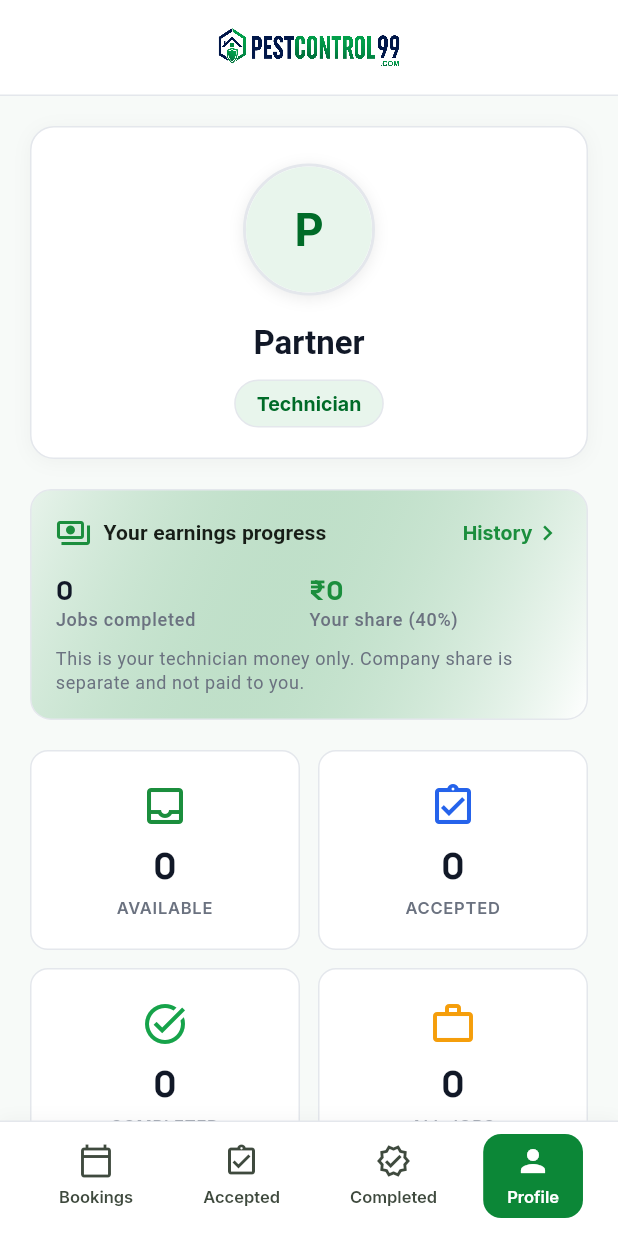
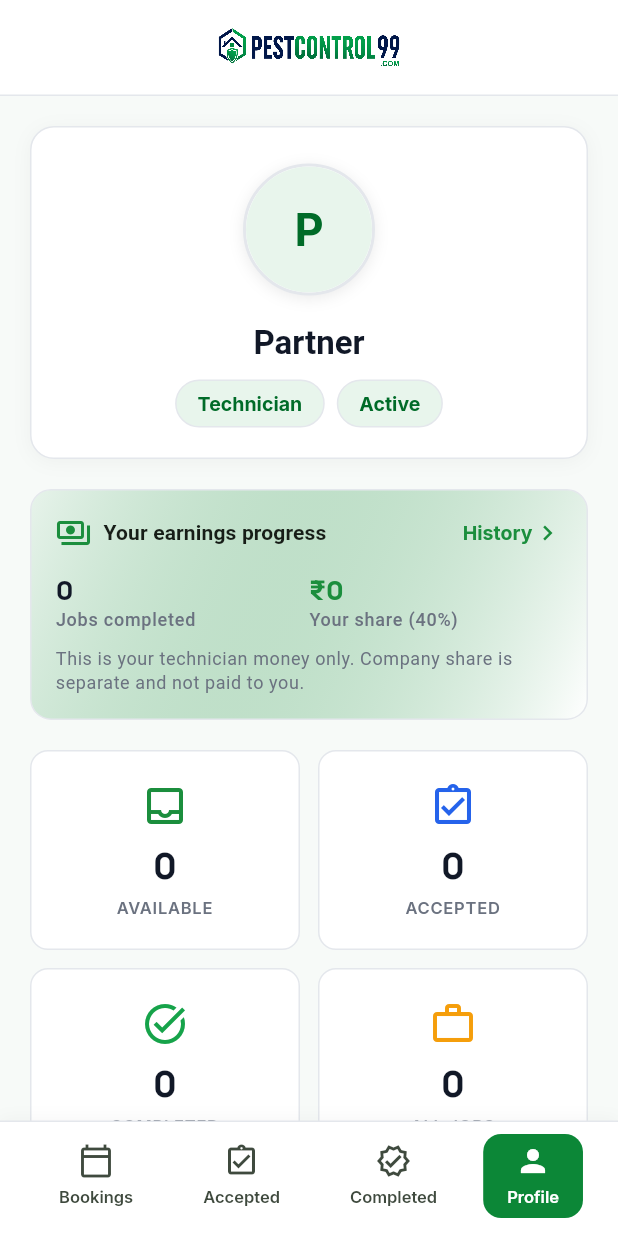
Before and after one commit to Adnanshaikh40605/pest-99-partner-app, a Flutter app: the CompletedScreen screen opened by its route, after a tap on an icon or button, on a phone screen of 412 x 824 dp. Run offline on Flutter 3.47's test engine with Material 3 defaults, Android fonts, the phone set to English and light mode, and no system bars; our stand-ins replace connectivity_plus, dio, firebase_core, firebase_messaging, flutter_local_notifications, flutter_native_splash and 6 more; missing offline and left inert: in_app_update; accounts and stored records are empty; network calls fail; statements that could not run were skipped.

Commit message:
Follow the three-status presence model in the app
The CRM desk now sets one of Active / On Leave / Suspended, and the app
was still built around the old presence values it used to write itself.

- Presence is read-only. `setPresence` is gone; the endpoint answers 403
  now, and leave is requested through the existing leave-request flow
  rather than by writing the status.
- On leave gets its own banner and empty-state wording. It blocks new
  work exactly like suspension, so the pool comes back empty for both,
  but it is a temporary absence rather than a block and reads that way.
- The profile header shows the status the office set, so a technician
  sees the same label CRM staff see.
- `is_available` and `is_on_leave` are derived when an older backend
  omits them, so the app never treats a blocked technician as ready.
- The reason is only shown separately when the server did not already
  fold it into the message, which was duplicating the text.
- New error copy for the `on_leave` and `presence_read_only` codes.

flutter analyze reports the same 8 pre-existing issues as before these
changes; all 19 tests pass.

Co-authored-by: Cursor <cursoragent@cursor.com>

```diff
--- a/lib/core/user_error.dart
+++ b/lib/core/user_error.dart
@@ -91,6 +91,16 @@ String _apiExceptionMessage(ApiException e) {
         ? e.message
         : 'Your account is suspended. Contact CRM admin.';
   }
+  if (code == 'on_leave') {
+    return e.message.isNotEmpty
+        ? e.message
+        : 'You are marked as on leave, so you cannot take new jobs.';
+  }
+  if (code == 'presence_read_only') {
+    return e.message.isNotEmpty
+        ? e.message
+        : 'Your work status is set by the office.';
+  }
   if (code == 'no_technician_link') {
     return e.message.isNotEmpty
         ? e.message
--- a/lib/features/bookings/bookings_screen.dart
+++ b/lib/features/bookings/bookings_screen.dart
@@ -85,49 +85,17 @@ class _BookingsScreenState extends State<BookingsScreen> {
         100,
       ),
       children: [
-        if (bookings.isSuspended) ...[
-          Container(
-            width: double.infinity,
-            padding: const EdgeInsets.all(14),
-            decoration: BoxDecoration(
-              color: const Color(0xFFFFF1F0),
-              borderRadius: BorderRadius.circular(12),
-              border: Border.all(color: const Color(0xFFFFCCC7)),
-            ),
-            child: Column(
-              crossAxisAlignment: CrossAxisAlignment.start,
-              children: [
-                Text(
-                  'Account suspended',
-                  style: Theme.of(context).textTheme.titleMedium?.copyWith(
-                        color: const Color(0xFFCF1322),
-                        fontWeight: FontWeight.w700,
-                      ),
-                ),
-                const SizedBox(height: 4),
-                Text(
-                  bookings.suspendMessage.isNotEmpty
-                      ? bookings.suspendMessage
-                      : 'New bookings are hidden until CRM reactivates your account.',
-                  style: Theme.of(context).textTheme.bodyMedium?.copyWith(
-                        color: const Color(0xFFA8071A),
-                      ),
-                ),
-                if (bookings.suspendReason.isNotEmpty) ...[
-                  const SizedBox(height: 6),
-                  Text(
-                    'Reason: ${bookings.suspendReason}',
-                    style: Theme.of(context).textTheme.bodySmall?.copyWith(
-                          color: const Color(0xFF820014),
-                        ),
-                  ),
-                ],
-              ],
-            ),
+        // On leave and suspended both hide the pool. Same banner, different
+        // wording and colour, because one is temporary and one is a block.
+        if (bookings.isUnavailable) ...[
+          _UnavailableBanner(
+            onLeave: bookings.isOnLeave,
+            message: bookings.suspendMessage,
+            reason: bookings.suspendReason,
           ),
           const SizedBox(height: AppSpacing.elementGap),
         ],
-        if (bookings.manualAssignOnly && !bookings.isSuspended) ...[
+        if (bookings.manualAssignOnly && !bookings.isUnavailable) ...[
           Container(
             width: double.infinity,
             padding: const EdgeInsets.all(14),
@@ -176,9 +144,11 @@ class _BookingsScreenState extends State<BookingsScreen> {
               child: Text(
                 bookings.isSuspended
                     ? 'No bookings available while suspended'
-                    : bookings.manualAssignOnly
-                        ? 'Nothing assigned to you yet'
-                        : 'No new bookings right now',
+                    : bookings.isOnLeave
+                        ? 'No bookings available while you are on leave'
+                        : bookings.manualAssignOnly
+                            ? 'Nothing assigned to you yet'
+                            : 'No new bookings right now',
               ),
             ),
           )
@@ -204,3 +174,80 @@ class _BookingsScreenState extends State<BookingsScreen> {
     );
   }
 }
+
+/// Explains why the booking pool is empty when the office has marked this
+/// technician on leave or suspended.
+class _UnavailableBanner extends StatelessWidget {
+  const _UnavailableBanner({
+    required this.onLeave,
+    required this.message,
+    required this.reason,
+  });
+
+  final bool onLeave;
+  final String message;
+  final String reason;
+
+  @override
+  Widget build(BuildContext context) {
+    final background = onLeave ? const Color(0xFFFFFBE6) : const Color(0xFFFFF1F0);
+    final border = onLeave ? const Color(0xFFFFE58F) : const Color(0xFFFFCCC7);
+    final title = onLeave ? const Color(0xFFAD6800) : const Color(0xFFCF1322);
+    final body = onLeave ? const Color(0xFF874D00) : const Color(0xFFA8071A);
+    final detail = onLeave ? const Color(0xFF613400) : const Color(0xFF820014);
+
+    final fallback = onLeave
+        ? 'You are marked as on leave, so new bookings are not being sent to you.'
+        : 'New bookings are hidden until CRM reactivates your account.';
+
+    return Container(
+      width: double.infinity,
+      padding: const EdgeInsets.all(14),
+      decoration: BoxDecoration(
+        color: background,
+        borderRadius: BorderRadius.circular(12),
+        border: Border.all(color: border),
+      ),
+      child: Column(
+        crossAxisAlignment: CrossAxisAlignment.start,
+        children: [
+          Text(
+            onLeave ? 'You are on leave' : 'Account suspended',
+            style: Theme.of(context).textTheme.titleMedium?.copyWith(
+                  color: title,
+                  fontWeight: FontWeight.w700,
+                ),
+          ),
+          const SizedBox(height: 4),
+          Text(
+            message.isNotEmpty ? message : fallback,
+            style: Theme.of(context)
+                .textTheme
+                .bodyMedium
+                ?.copyWith(color: body),
+          ),
+          // The server already folds the reason into `message`; show it on its
+          // own only when it did not.
+          if (reason.isNotEmpty && !message.contains(reason)) ...[
+            const SizedBox(height: 6),
+            Text(
+              'Reason: $reason',
+              style: Theme.of(context)
+                  .textTheme
+                  .bodySmall
+                  ?.copyWith(color: detail),
+            ),
+          ],
+          const SizedBox(height: 6),
+          Text(
+            'Your status is set by the office. Contact CRM admin for changes.',
+            style: Theme.of(context)
+                .textTheme
+                .bodySmall
+                ?.copyWith(color: detail),
+          ),
+        ],
+      ),
+    );
+  }
+}
--- a/lib/features/profile/profile_screen.dart
+++ b/lib/features/profile/profile_screen.dart
@@ -4,6 +4,7 @@ import 'package:provider/provider.dart';
 
 import '../../core/theme/app_colors.dart';
 import '../../core/theme/app_spacing.dart';
+import '../../models/partner_earnings.dart';
 import '../../providers/auth_provider.dart';
 import '../../providers/bookings_provider.dart';
 import '../../providers/profile_provider.dart';
@@ -64,12 +65,19 @@ class _ProfileScreenState extends State<ProfileScreen> {
                     role: p?.role ?? 'technician',
                     avatarUrl: profile.avatarUrl,
                     isActive: p?.isActive ?? true,
+                    statusLabel: p?.statusLabel ?? 'Active',
+                    presenceStatus: p?.presence?.presenceStatus,
                     serviceCities: p?.serviceCities ?? const [],
                     baseServices: p?.baseServices ?? const [],
                   ),
-                  if (p?.isSuspended == true) ...[
+                  if (p?.isUnavailable == true) ...[
                     const SizedBox(height: AppSpacing.elementGap),
-                    _SuspendedBanner(reason: p?.presence?.suspendReason ?? ''),
+                    _StatusBanner(
+                      onLeave: p?.isOnLeave == true,
+                      reason: p?.presence?.unavailableReason ??
+                          p?.presence?.suspendReason ??
+                          '',
+                    ),
                   ],
                   const SizedBox(height: AppSpacing.sectionGap),
                   _EarningsProgressCard(
@@ -128,6 +136,8 @@ class _ProfileHeader extends StatelessWidget {
     required this.role,
     this.avatarUrl,
     required this.isActive,
+    this.statusLabel = 'Active',
+    this.presenceStatus,
     this.serviceCities = const [],
     this.baseServices = const [],
   });
@@ -137,8 +147,27 @@ class _ProfileHeader extends StatelessWidget {
   final String role;
   final String? avatarUrl;
   final bool isActive;
+
+  /// "Active" / "On Leave" / "Suspended", as set by the CRM desk.
+  final String statusLabel;
+  final String? presenceStatus;
   final List<String> serviceCities;
   final List<String> baseServices;
+
+  bool get _onLeave => presenceStatus == PartnerPresence.statusOnLeave;
+  bool get _suspended => presenceStatus == PartnerPresence.statusSuspended;
+
+  Color get _statusBackground {
+    if (_suspended) return AppColors.errorContainer;
+    if (_onLeave) return const Color(0xFFFFFBE6);
+    return AppColors.successBg;
+  }
+
+  Color get _statusForeground {
+    if (_suspended) return AppColors.onErrorContainer;
+    if (_onLeave) return const Color(0xFF874D00);
+    return AppColors.primaryDark;
+  }
 
   @override
   Widget build(BuildContext context) {
@@ -239,6 +268,11 @@ class _ProfileHeader extends StatelessWidget {
             ),
           ],
           const SizedBox(height: 12),
+          Wrap(
+            spacing: 8,
+            runSpacing: 8,
+            alignment: WrapAlignment.center,
+            children: [
               Container(
                 padding: const EdgeInsets.symmetric(horizontal: 14, vertical: 6),
                 decoration: BoxDecoration(
@@ -253,6 +287,25 @@ class _ProfileHeader extends StatelessWidget {
                         fontWeight: FontWeight.w700,
                       ),
                 ),
+              ),
+              // Shown for every status, not just the bad ones, so a technician
+              // can always confirm what the office has them set to.
+              Container(
+                padding: const EdgeInsets.symmetric(horizontal: 14, vertical: 6),
+                decoration: BoxDecoration(
+                  color: _statusBackground,
+                  borderRadius: BorderRadius.circular(999),
+                  border: Border.all(color: AppColors.border),
+                ),
+                child: Text(
+                  statusLabel,
+                  style: Theme.of(context).textTheme.labelLarge?.copyWith(
+                        color: _statusForeground,
+                        fontWeight: FontWeight.w700,
+                      ),
+                ),
+              ),
+            ],
           ),
           if (baseServices.isNotEmpty) ...[
             const SizedBox(height: 16),
@@ -542,35 +595,48 @@ class _EarningsProgressCard extends StatelessWidget {
   }
 }
 
-class _SuspendedBanner extends StatelessWidget {
-  const _SuspendedBanner({required this.reason});
+/// Shown when the office has marked this technician on leave or suspended.
+class _StatusBanner extends StatelessWidget {
+  const _StatusBanner({required this.onLeave, required this.reason});
 
+  final bool onLeave;
   final String reason;
 
   @override
   Widget build(BuildContext context) {
+    // Leave is a temporary absence rather than a problem, so it gets a warning
+    // tone instead of the error tone used for suspension.
+    final background =
+        onLeave ? const Color(0xFFFFFBE6) : AppColors.errorContainer;
+    final foreground =
+        onLeave ? const Color(0xFF874D00) : AppColors.onErrorContainer;
+
     return Container(
       width: double.infinity,
       padding: const EdgeInsets.all(AppSpacing.cardPadding),
       decoration: BoxDecoration(
-        color: AppColors.errorContainer,
+        color: background,
         borderRadius: BorderRadius.circular(12),
       ),
       child: Column(
         crossAxisAlignment: CrossAxisAlignment.start,
         children: [
           Text(
-            'Account suspended',
+            onLeave ? 'You are on leave' : 'Account suspended',
             style: Theme.of(context).textTheme.titleSmall?.copyWith(
-                  color: AppColors.onErrorContainer,
+                  color: foreground,
                   fontWeight: FontWeight.w700,
                 ),
           ),
           const SizedBox(height: 4),
           Text(
-            reason.isNotEmpty ? reason : 'Contact CRM admin to reactivate.',
+            reason.isNotEmpty
+                ? reason
+                : onLeave
+                    ? 'New bookings are not being sent to you while you are on leave.'
+                    : 'Contact CRM admin to reactivate.',
             style: Theme.of(context).textTheme.bodyMedium?.copyWith(
-                  color: AppColors.onErrorContainer,
+                  color: foreground,
                 ),
           ),
         ],
--- a/lib/models/partner_earnings.dart
+++ b/lib/models/partner_earnings.dart
@@ -1,28 +1,72 @@
+/// The technician's work status, set by the CRM desk.
+///
+/// The office owns all three values, so the app only ever reads them; there is
+/// no online/offline toggle. `presenceLabel` comes from the server so the
+/// wording always matches what CRM staff see.
 class PartnerPresence {
   PartnerPresence({
     this.presenceStatus,
+    this.presenceLabel = '',
     this.lastActive,
+    this.isAvailable = false,
     this.isSuspended = false,
+    this.isOnLeave = false,
+    this.unavailableReason = '',
     this.suspendReason = '',
     this.technicianLinked = false,
     this.technicianType,
   });
 
+  static const String statusActive = 'active';
+  static const String statusOnLeave = 'on_leave';
+  static const String statusSuspended = 'suspended';
+
   final String? presenceStatus;
+  final String presenceLabel;
   final String? lastActive;
+  final bool isAvailable;
   final bool isSuspended;
+  final bool isOnLeave;
+
+  /// Sentence explaining why work is not reaching them; empty when active.
+  final String unavailableReason;
   final String suspendReason;
   final bool technicianLinked;
   final String? technicianType;
 
-  bool get isOnline => presenceStatus == 'online';
-  bool get isOffline => presenceStatus == 'offline';
+  bool get isActive => presenceStatus == statusActive;
+
+  /// Either on leave or suspended: no new bookings reach this technician.
+  bool get isUnavailable => isSuspended || isOnLeave;
+
+  /// Label to show when the server did not send one (older backend).
+  String get displayLabel {
+    if (presenceLabel.isNotEmpty) return presenceLabel;
+    switch (presenceStatus) {
+      case statusOnLeave:
+        return 'On Leave';
+      case statusSuspended:
+        return 'Suspended';
+      default:
+        return 'Active';
+    }
+  }
 
   factory PartnerPresence.fromJson(Map<String, dynamic> json) {
+    final status = json['presence_status'] as String?;
+    final suspended = json['is_suspended'] == true;
+    final onLeave = json['is_on_leave'] == true || status == statusOnLeave;
     return PartnerPresence(
-      presenceStatus: json['presence_status'] as String?,
+      presenceStatus: status,
+      presenceLabel: (json['presence_label'] as String?) ?? '',
       lastActive: json['last_active'] as String?,
-      isSuspended: json['is_suspended'] == true,
+      // Older backends omit is_available; derive it so the app never treats a
+      // suspended technician as ready for work.
+      isAvailable: json['is_available'] == true ||
+          (json['is_available'] == null && !suspended && !onLeave),
+      isSuspended: suspended,
+      isOnLeave: onLeave,
+      unavailableReason: (json['unavailable_reason'] as String?) ?? '',
       suspendReason: (json['suspend_reason'] as String?) ?? '',
       technicianLinked: json['technician_linked'] == true,
       technicianType: json['technician_type'] as String?,
--- a/lib/models/partner_profile.dart
+++ b/lib/models/partner_profile.dart
@@ -29,6 +29,14 @@ class PartnerProfile {
   final List<String> baseServices;
 
   bool get isSuspended => presence?.isSuspended == true;
+
+  bool get isOnLeave => presence?.isOnLeave == true;
+
+  /// On leave or suspended: no new bookings are being sent to this technician.
+  bool get isUnavailable => presence?.isUnavailable == true;
+
+  /// "Active" / "On Leave" / "Suspended", matching what CRM staff see.
+  String get statusLabel => presence?.displayLabel ?? 'Active';
 
   factory PartnerProfile.fromJson(Map<String, dynamic> json) {
     PartnerPresence? presence;
--- a/lib/providers/bookings_provider.dart
+++ b/lib/providers/bookings_provider.dart
@@ -24,8 +24,15 @@ class BookingsProvider extends ChangeNotifier {
   bool loading = false;
   String? error;
   bool isSuspended = false;
+
+  /// Marked on leave by the office. Blocks new work just like suspension.
+  bool isOnLeave = false;
+  String? presenceStatus;
   String suspendReason = '';
   String suspendMessage = '';
+
+  /// Either on leave or suspended — no new bookings are being sent.
+  bool get isUnavailable => isSuspended || isOnLeave;
 
   /// True for secondary technicians: the office assigns their jobs, so the
   /// New Bookings tab is empty by design rather than because of an error.
@@ -115,6 +122,8 @@ class BookingsProvider extends ChangeNotifier {
       final availableResult = results[1] as AvailableBookingsResult;
       available = _dedupeById(availableResult.bookings);
       isSuspended = availableResult.isSuspended;
+      isOnLeave = availableResult.isOnLeave;
+      presenceStatus = availableResult.presenceStatus;
       suspendReason = availableResult.suspendReason;
       suspendMessage = availableResult.message;
       manualAssignOnly = availableResult.manualAssignOnly;
--- a/lib/services/booking_service.dart
+++ b/lib/services/booking_service.dart
@@ -6,6 +6,8 @@ class AvailableBookingsResult {
   AvailableBookingsResult({
     required this.bookings,
     this.isSuspended = false,
+    this.isOnLeave = false,
+    this.presenceStatus,
     this.suspendReason = '',
     this.message = '',
     this.manualAssignOnly = false,
@@ -13,12 +15,19 @@ class AvailableBookingsResult {
 
   final List<PartnerBooking> bookings;
   final bool isSuspended;
+
+  /// On leave stops work reaching the technician exactly like suspension does,
+  /// so the pool comes back empty for both.
+  final bool isOnLeave;
+  final String? presenceStatus;
   final String suspendReason;
   final String message;
 
   /// Secondary technicians get their work assigned by the office instead of
   /// from the open pool, so an empty list here is normal, not a failure.
   final bool manualAssignOnly;
+
+  bool get isUnavailable => isSuspended || isOnLeave;
 }
 
 class BookingService {
@@ -39,6 +48,8 @@ class BookingService {
           .map((e) => PartnerBooking.fromJson(e as Map<String, dynamic>))
           .toList(),
       isSuspended: data['is_suspended'] == true,
+      isOnLeave: data['is_on_leave'] == true,
+      presenceStatus: data['presence_status'] as String?,
       suspendReason: (data['suspend_reason'] as String?) ?? '',
       message: (data['message'] as String?) ?? '',
       manualAssignOnly: data['manual_assign_only'] == true,
```
Also changed, not shown: lib/services/earnings_service.dart (+3 -8 lines), 1 other file. Lines whose indentation alone changed are shown as unchanged.
